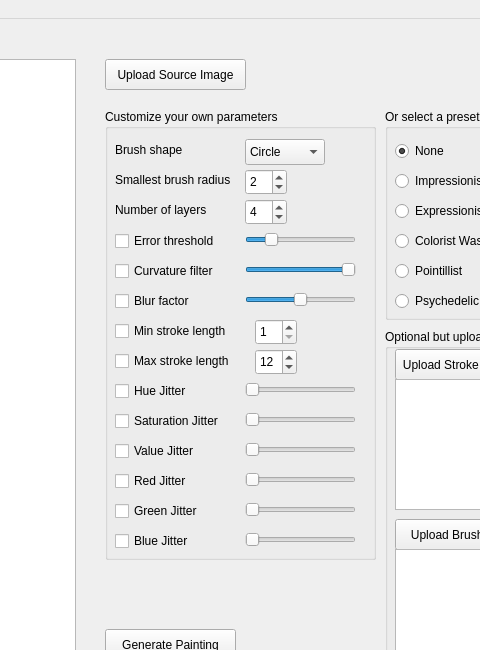
The window that assignment_package/forms/mainwindow.ui (sharond106/Senior-Design) describes before a commit, drawn with Qt 5; both pictures show x 755 to 1235 and y 0 to 650 of the 1384 by 748 pixel window.
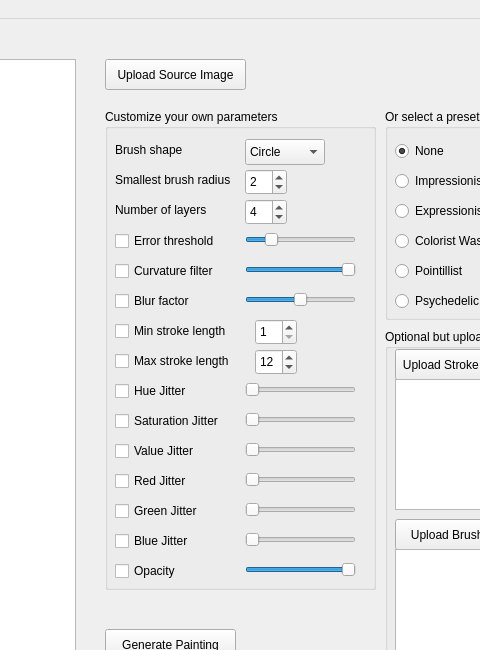
The same window after the commit.

```diff
--- a/assignment_package/forms/mainwindow.ui
+++ b/assignment_package/forms/mainwindow.ui
@@ -69,7 +69,7 @@
       <x>860</x>
       <y>90</y>
       <width>271</width>
-      <height>451</height>
+      <height>481</height>
      </rect>
     </property>
     <property name="title">
@@ -610,6 +610,47 @@
       <number>1</number>
      </property>
     </widget>
+    <widget class="QSlider" name="opacity">
+     <property name="geometry">
+      <rect>
+       <x>140</x>
+       <y>450</y>
+       <width>111</width>
+       <height>22</height>
+      </rect>
+     </property>
+     <property name="maximum">
+      <number>10</number>
+     </property>
+     <property name="singleStep">
+      <number>1</number>
+     </property>
+     <property name="value">
+      <number>10</number>
+     </property>
+     <property name="sliderPosition">
+      <number>10</number>
+     </property>
+     <property name="orientation">
+      <enum>Qt::Horizontal</enum>
+     </property>
+     <property name="tickInterval">
+      <number>1</number>
+     </property>
+    </widget>
+    <widget class="QCheckBox" name="opacityCheck">
+     <property name="geometry">
+      <rect>
+       <x>10</x>
+       <y>450</y>
+       <width>131</width>
+       <height>24</height>
+      </rect>
+     </property>
+     <property name="text">
+      <string>Opacity</string>
+     </property>
+    </widget>
    </widget>
    <widget class="QGroupBox" name="styleGroup">
     <property name="geometry">
```
Left out of the diff: 2 changed lines with no effect on the pictures.
